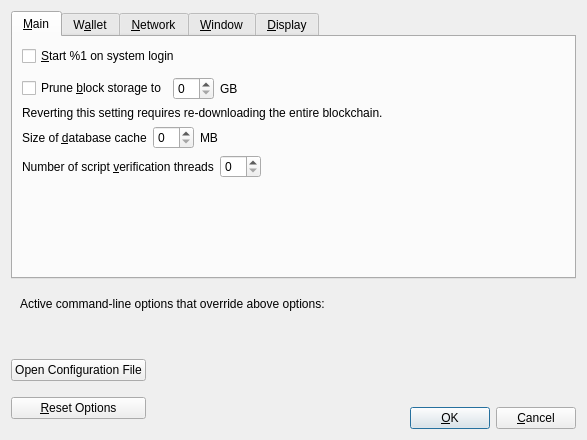
The window that src/qt/forms/optionsdialog.ui (nutucoin/NutucoinV2) describes before a commit, drawn with Qt 5.
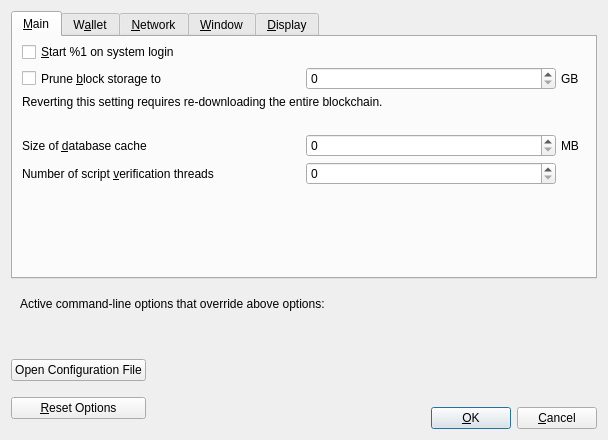
The same window after the commit. The open tabs and pages were chosen to show the change. Custom widgets are drawn as their Qt base class.

Commit message: New UI for option dialog

What changed in the file:
```diff
--- a/src/qt/forms/optionsdialog.ui
+++ b/src/qt/forms/optionsdialog.ui
@@ -20,13 +20,38 @@
    <item>
     <widget class="QTabWidget" name="tabWidget">
      <property name="currentIndex">
-      <number>1</number>
+      <number>0</number>
      </property>
      <widget class="QWidget" name="tabMain">
       <attribute name="title">
        <string>&amp;Main</string>
       </attribute>
       <layout class="QVBoxLayout" name="verticalLayout_Main">
+       <property name="spacing">
+        <number>5</number>
+       </property>
+       <property name="topMargin">
+        <number>0</number>
+       </property>
+       <property name="bottomMargin">
+        <number>0</number>
+       </property>
+       <item>
+        <spacer name="verticalSpacer_3">
+         <property name="orientation">
+          <enum>Qt::Vertical</enum>
+         </property>
+         <property name="sizeType">
+          <enum>QSizePolicy::Fixed</enum>
+         </property>
+         <property name="sizeHint" stdset="0">
+          <size>
+           <width>20</width>
+           <height>5</height>
+          </size>
+         </property>
+        </spacer>
+       </item>
        <item>
         <widget class="QCheckBox" name="bitcoinAtStartup">
          <property name="toolTip">
@@ -42,10 +67,13 @@
          <property name="orientation">
           <enum>Qt::Horizontal</enum>
          </property>
+         <property name="sizeType">
+          <enum>QSizePolicy::Fixed</enum>
+         </property>
          <property name="sizeHint" stdset="0">
           <size>
            <width>40</width>
-           <height>5</height>
+           <height>0</height>
           </size>
          </property>
         </spacer>
@@ -54,6 +82,12 @@
         <layout class="QHBoxLayout" name="horizontalLayout_Main_Prune">
          <item>
           <widget class="QCheckBox" name="prune">
+           <property name="sizePolicy">
+            <sizepolicy hsizetype="Minimum" vsizetype="Preferred">
+             <horstretch>0</horstretch>
+             <verstretch>0</verstretch>
+            </sizepolicy>
+           </property>
            <property name="toolTip">
             <string>Disables some advanced features but all blocks will still be fully validated. Reverting this setting requires re-downloading the entire blockchain. Actual disk usage may be somewhat higher.</string>
            </property>
@@ -62,11 +96,36 @@
            </property>
           </widget>
          </item>
-         <item>
-          <widget class="QSpinBox" name="pruneSize"/>
+         <item alignment="Qt::AlignRight">
+          <widget class="QSpinBox" name="pruneSize">
+           <property name="sizePolicy">
+            <sizepolicy hsizetype="Fixed" vsizetype="Fixed">
+             <horstretch>0</horstretch>
+             <verstretch>0</verstretch>
+            </sizepolicy>
+           </property>
+           <property name="minimumSize">
+            <size>
+             <width>250</width>
+             <height>0</height>
+            </size>
+           </property>
+          </widget>
          </item>
          <item>
           <widget class="QLabel" name="pruneSizeUnitLabel">
+           <property name="sizePolicy">
+            <sizepolicy hsizetype="Fixed" vsizetype="Preferred">
+             <horstretch>0</horstretch>
+             <verstretch>0</verstretch>
+            </sizepolicy>
+           </property>
+           <property name="minimumSize">
+            <size>
+             <width>25</width>
+             <height>0</height>
+            </size>
+           </property>
            <property name="text">
             <string>GB</string>
            </property>
@@ -75,19 +134,6 @@
            </property>
           </widget>
          </item>
-         <item>
-          <spacer name="horizontalSpacer_Main_Prune">
-           <property name="orientation">
-            <enum>Qt::Horizontal</enum>
-           </property>
-           <property name="sizeHint" stdset="0">
-            <size>
-             <width>40</width>
-             <height>20</height>
-            </size>
-           </property>
-          </spacer>
-         </item>
         </layout>
        </item>
        <item>
@@ -100,10 +146,32 @@
          </property>
         </widget>
        </item>
+       <item>
+        <spacer name="verticalSpacer_2">
+         <property name="orientation">
+          <enum>Qt::Vertical</enum>
+         </property>
+         <property name="sizeType">
+          <enum>QSizePolicy::Fixed</enum>
+         </property>
+         <property name="sizeHint" stdset="0">
+          <size>
+           <width>20</width>
+           <height>20</height>
+          </size>
+         </property>
+        </spacer>
+       </item>
        <item>
         <layout class="QHBoxLayout" name="horizontalLayout_2_Main">
          <item>
           <widget class="QLabel" name="databaseCacheLabel">
+           <property name="sizePolicy">
+            <sizepolicy hsizetype="Minimum" vsizetype="Preferred">
+             <horstretch>0</horstretch>
+             <verstretch>0</verstretch>
+            </sizepolicy>
+           </property>
            <property name="text">
             <string>Size of &amp;database cache</string>
            </property>
@@ -115,11 +183,36 @@
            </property>
           </widget>
          </item>
-         <item>
-          <widget class="QSpinBox" name="databaseCache"/>
+         <item alignment="Qt::AlignRight">
+          <widget class="QSpinBox" name="databaseCache">
+           <property name="sizePolicy">
+            <sizepolicy hsizetype="Fixed" vsizetype="Fixed">
+             <horstretch>0</horstretch>
+             <verstretch>0</verstretch>
+            </sizepolicy>
+           </property>
+           <property name="minimumSize">
+            <size>
+             <width>250</width>
+             <height>0</height>
+            </size>
+           </property>
+          </widget>
          </item>
          <item>
           <widget class="QLabel" name="databaseCacheUnitLabel">
+           <property name="sizePolicy">
+            <sizepolicy hsizetype="Fixed" vsizetype="Preferred">
+             <horstretch>0</horstretch>
+             <verstretch>0</verstretch>
+            </sizepolicy>
+           </property>
+           <property name="minimumSize">
+            <size>
+             <width>25</width>
+             <height>0</height>
+            </size>
+           </property>
            <property name="text">
             <string>MB</string>
            </property>
@@ -128,25 +221,18 @@
            </property>
           </widget>
          </item>
-         <item>
-          <spacer name="horizontalSpacer_2_Main">
-           <property name="orientation">
-            <enum>Qt::Horizontal</enum>
-           </property>
-           <property name="sizeHint" stdset="0">
-            <size>
-             <width>40</width>
-             <height>20</height>
-            </size>
-           </property>
-          </spacer>
-         </item>
         </layout>
        </item>
        <item>
         <layout class="QHBoxLayout" name="horizontalLayout_Main_VerifyLabel">
          <item>
           <widget class="QLabel" name="threadsScriptVerifLabel">
+           <property name="sizePolicy">
+            <sizepolicy hsizetype="Minimum" vsizetype="Preferred">
+             <horstretch>0</horstretch>
+             <verstretch>0</verstretch>
+            </sizepolicy>
+           </property>
            <property name="text">
             <string>Number of script &amp;verification threads</string>
            </property>
@@ -160,23 +246,41 @@
          </item>
          <item>
           <widget class="QSpinBox" name="threadsScriptVerif">
+           <property name="sizePolicy">
+            <sizepolicy hsizetype="Fixed" vsizetype="Fixed">
+             <horstretch>0</horstretch>
+             <verstretch>0</verstretch>
+            </sizepolicy>
+           </property>
+           <property name="minimumSize">
+            <size>
+             <width>250</width>
+             <height>0</height>
+            </size>
+           </property>
            <property name="toolTip">
             <string>(0 = auto, &lt;0 = leave that many cores free)</string>
            </property>
           </widget>
          </item>
          <item>
-          <spacer name="horizontalSpacer_Main_Threads">
-           <property name="orientation">
-            <enum>Qt::Horizontal</enum>
+          <widget class="QLabel" name="label">
+           <property name="sizePolicy">
+            <sizepolicy hsizetype="Fixed" vsizetype="Preferred">
+             <horstretch>0</horstretch>
+             <verstretch>0</verstretch>
+            </sizepolicy>
            </property>
-           <property name="sizeHint" stdset="0">
+           <property name="minimumSize">
             <size>
-             <width>40</width>
-             <height>20</height>
+             <width>25</width>
+             <height>0</height>
             </size>
            </property>
-          </spacer>
+           <property name="text">
+            <string/>
+           </property>
+          </widget>
          </item>
         </layout>
        </item>
@@ -627,6 +731,9 @@
        <string>&amp;Display</string>
       </attribute>
       <layout class="QVBoxLayout" name="verticalLayout_Display">
+       <property name="spacing">
+        <number>12</number>
+       </property>
        <item>
         <layout class="QHBoxLayout" name="horizontalLayout_1_Display">
          <item>
@@ -642,13 +749,38 @@
            </property>
           </widget>
          </item>
-         <item>
+         <item alignment="Qt::AlignRight">
           <widget class="QValueComboBox" name="lang">
+           <property name="sizePolicy">
+            <sizepolicy hsizetype="Fixed" vsizetype="Fixed">
+             <horstretch>0</horstretch>
+             <verstretch>0</verstretch>
+            </sizepolicy>
+           </property>
+           <property name="minimumSize">
+            <size>
+             <width>380</width>
+             <height>0</height>
+            </size>
+           </property>
            <property name="toolTip">
             <string>The user interface language can be set here. This setting will take effect after restarting %1.</string>
            </property>
           </widget>
          </item>
+         <item>
+          <widget class="QLabel" name="label_2">
+           <property name="sizePolicy">
+            <sizepolicy hsizetype="Fixed" vsizetype="Fixed">
+             <horstretch>0</horstretch>
+             <verstretch>0</verstretch>
+            </sizepolicy>
+           </property>
+           <property name="text">
+            <string/>
+           </property>
+          </widget>
+         </item>
         </layout>
        </item>
        <item>
@@ -666,13 +798,38 @@
            </property>
           </widget>
          </item>
-         <item>
+         <item alignment="Qt::AlignRight">
           <widget class="QValueComboBox" name="unit">
+           <property name="sizePolicy">
+            <sizepolicy hsizetype="Fixed" vsizetype="Fixed">
+             <horstretch>0</horstretch>
+             <verstretch>0</verstretch>
+            </sizepolicy>
+           </property>
+           <property name="minimumSize">
+            <size>
+             <width>380</width>
+             <height>0</height>
+            </size>
+           </property>
            <property name="toolTip">
             <string>Choose the default subdivision unit to show in the interface and when sending coins.</string>
            </property>
           </widget>
          </item>
+         <item>
+          <widget class="QLabel" name="label_3">
+           <property name="sizePolicy">
+            <sizepolicy hsizetype="Fixed" vsizetype="Fixed">
+             <horstretch>0</horstretch>
+             <verstretch>0</verstretch>
+            </sizepolicy>
+           </property>
+           <property name="text">
+            <string/>
+           </property>
+          </widget>
+         </item>
         </layout>
        </item>
        <item>
@@ -690,13 +847,38 @@
            </property>
           </widget>
          </item>
-         <item>
+         <item alignment="Qt::AlignRight">
           <widget class="QLineEdit" name="thirdPartyTxUrls">
+           <property name="sizePolicy">
+            <sizepolicy hsizetype="Fixed" vsizetype="Fixed">
+             <horstretch>0</horstretch>
+             <verstretch>0</verstretch>
+            </sizepolicy>
+           </property>
+           <property name="minimumSize">
+            <size>
+             <width>380</width>
+             <height>0</height>
+            </size>
+           </property>
            <property name="toolTip">
             <string>Third party URLs (e.g. a block explorer) that appear in the transactions tab as context menu items. %s in the URL is replaced by transaction hash. Multiple URLs are separated by vertical bar |.</string>
            </property>
           </widget>
          </item>
+         <item>
+          <widget class="QLabel" name="label_4">
+           <property name="sizePolicy">
+            <sizepolicy hsizetype="Fixed" vsizetype="Fixed">
+             <horstretch>0</horstretch>
+             <verstretch>0</verstretch>
+            </sizepolicy>
+           </property>
+           <property name="text">
+            <string/>
+           </property>
+          </widget>
+         </item>
         </layout>
        </item>
        <item>
```
